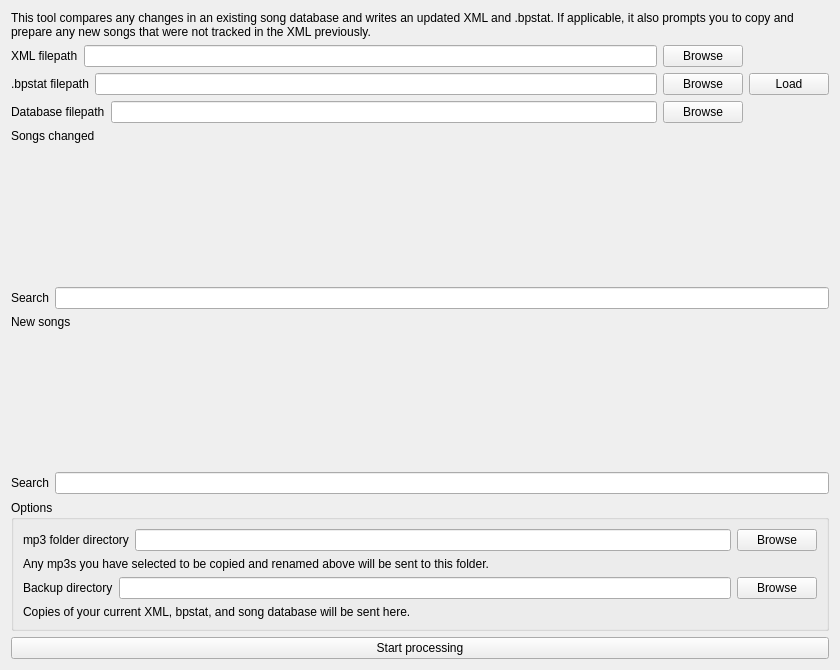
lgactna/bpsync, file std_sync.ui: the form before one commit.
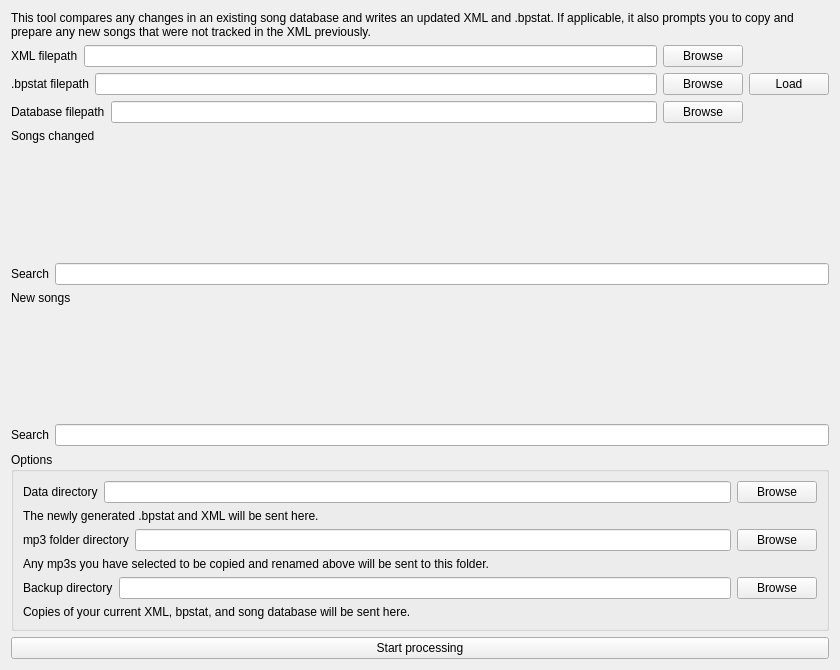
The form after the commit. Custom widgets are drawn as their Qt base class.

Commit message: add data directory field to std_sync.ui

The edit to the form file:
```diff
--- a/std_sync.ui
+++ b/std_sync.ui
@@ -170,6 +170,34 @@
       <string>Options</string>
      </property>
      <layout class="QVBoxLayout" name="verticalLayout_2">
+      <item>
+       <layout class="QHBoxLayout" name="horizontalLayout_3">
+        <item>
+         <widget class="QLabel" name="label_12">
+          <property name="text">
+           <string>Data directory</string>
+          </property>
+         </widget>
+        </item>
+        <item>
+         <widget class="QLineEdit" name="data_path_lineedit"/>
+        </item>
+        <item>
+         <widget class="QPushButton" name="data_browse_button">
+          <property name="text">
+           <string>Browse</string>
+          </property>
+         </widget>
+        </item>
+       </layout>
+      </item>
+      <item>
+       <widget class="QLabel" name="label_20">
+        <property name="text">
+         <string>The newly generated .bpstat and XML will be sent here.</string>
+        </property>
+       </widget>
+      </item>
       <item>
        <layout class="QHBoxLayout" name="horizontalLayout">
         <item>
```
The commit also changes 1 other file.
